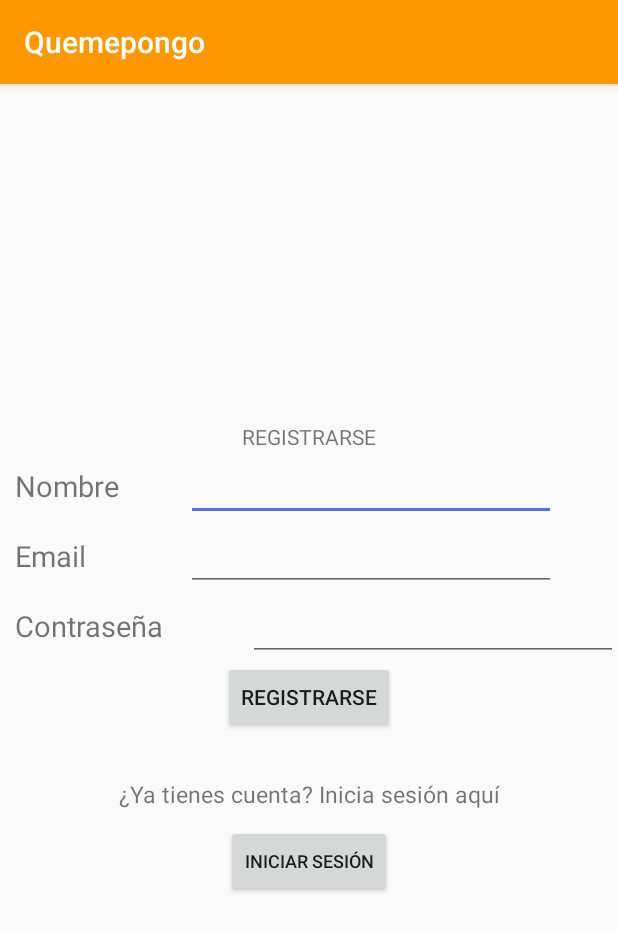
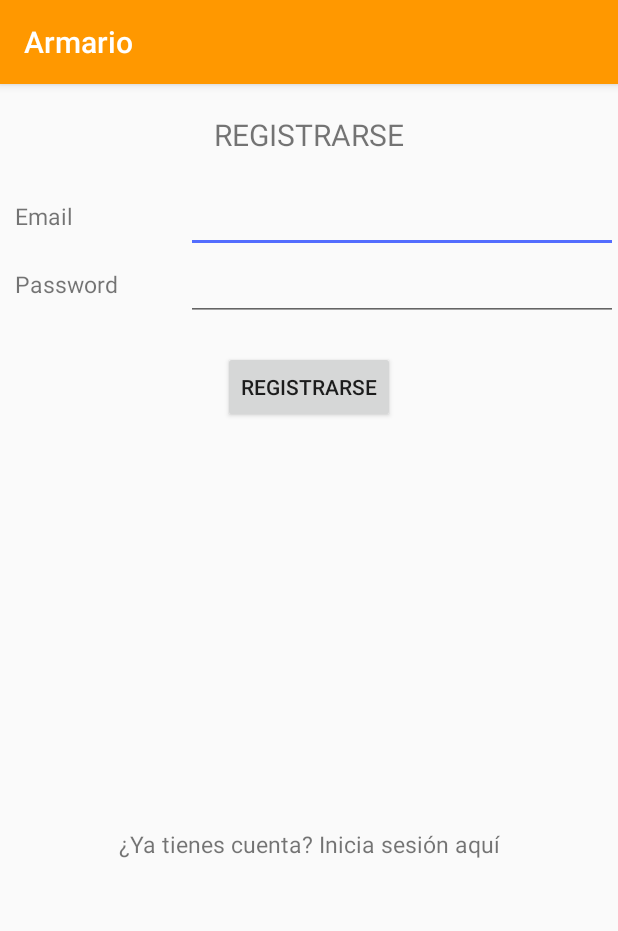
Before and after one commit to javigabbo/Proyecto-fin-de-Modulo, an Android app: the fragment RegistroFragment shown on its own in the app's theme, on a phone screen of 412 x 824 dp. Shown: the top 931 px of the screen. Run offline under Robolectric (Android 15) with nearby library versions, the phone set to English and light mode, and no system bars.

Commit message:
Agregado registro con email y contraseña

```diff
--- a/app/src/main/AndroidManifest.xml
+++ b/app/src/main/AndroidManifest.xml
@@ -3,6 +3,7 @@
     package="com.example.javigabbo.quemepongo">
 
     <!-- To auto-complete the email text field in the login form with the user's emails -->
+    <uses-permission android:name="android.permission.INTERNET"/>
     <uses-permission android:name="android.permission.GET_ACCOUNTS" />
     <uses-permission android:name="android.permission.READ_PROFILE" />
     <uses-permission android:name="android.permission.READ_CONTACTS" />
@@ -10,9 +11,10 @@
     <application
         android:allowBackup="true"
         android:icon="@mipmap/armario"
-        android:label="@string/app_name"
+        android:label="@string/Armario"
         android:supportsRtl="true"
         android:theme="@style/AppTheme">
+
         <activity android:name=".MainActivity">
             <intent-filter>
                 <action android:name="android.intent.action.MAIN" />
--- a/app/src/main/res/layout/fragment_registro.xml
+++ b/app/src/main/res/layout/fragment_registro.xml
@@ -3,42 +3,19 @@
     android:layout_width="match_parent"
     android:layout_height="match_parent"
     android:orientation="vertical"
-    android:gravity="center"
     tools:context="com.example.javigabbo.quemepongo.RegistroFragment">
 
     <TextView
+        android:padding="20dp"
         android:layout_width="match_parent"
         android:layout_height="wrap_content"
         android:text="REGISTRARSE"
-        android:gravity="center"/>
+        android:gravity="center"
+        android:textSize="20dp"/>
 
 
     <LinearLayout
-        android:layout_width="match_parent"
-        android:layout_height="wrap_content"
-        android:orientation="horizontal"
-        android:weightSum="1">
-
-        <TextView
-            android:layout_weight="0.7"
-            android:layout_width="match_parent"
-            android:layout_height="match_parent"
-            android:text="Nombre"
-            android:padding="10dp"
-            android:textSize="19dp"/>
-
-        <EditText
-            android:layout_weight="0.4"
-            android:layout_width="match_parent"
-            android:layout_height="match_parent"
-            android:inputType="textPersonName"
-            android:ems="10"
-            android:id="@+id/etNombre" />
-
-    </LinearLayout>
-
-
-    <LinearLayout
+        android:gravity="center"
         android:layout_width="match_parent"
         android:layout_height="wrap_content"
         android:orientation="horizontal"
@@ -50,50 +27,67 @@
             android:layout_height="match_parent"
             android:text="Email"
             android:padding="10dp"
-            android:textSize="19dp"/>
+            android:textSize="15dp"/>
 
         <EditText
-            android:layout_weight="0.4"
+            android:layout_weight="0.3"
             android:layout_width="match_parent"
             android:layout_height="match_parent"
             android:inputType="textEmailAddress"
             android:ems="10"
-            android:id="@+id/etEmail" />
+            android:id="@+id/etEmailRegistro" />
 
     </LinearLayout>
 
 
     <LinearLayout
+        android:gravity="center"
         android:layout_width="match_parent"
         android:layout_height="wrap_content"
         android:orientation="horizontal"
         android:weightSum="1">
 
         <TextView
-            android:layout_weight="0.6"
+            android:layout_weight="0.7"
             android:layout_width="match_parent"
             android:layout_height="match_parent"
-            android:text="Contraseña"
+            android:text="Password"
             android:padding="10dp"
-            android:textSize="19dp"/>
+            android:textSize="15dp"/>
 
         <EditText
-            android:layout_weight="0.4"
+            android:layout_weight="0.3"
             android:layout_width="match_parent"
             android:layout_height="match_parent"
             android:inputType="textPassword"
             android:ems="10"
-            android:id="@+id/etPassword" />
+            android:id="@+id/etPasswordRegistro" />
 
     </LinearLayout>
 
+    <LinearLayout
+        android:orientation="vertical"
+        android:gravity="center"
+        android:layout_width="match_parent"
+        android:layout_height="wrap_content">
+
         <Button
+            android:id="@+id/btnRegistrarse"
             android:layout_width="wrap_content"
             android:layout_height="wrap_content"
             android:text="Registrarse"
-        android:gravity="center"/>
+            android:gravity="center"
+            android:layout_marginTop="20dp"/>
+    </LinearLayout>
+
+    <LinearLayout
+        android:layout_width="match_parent"
+        android:layout_height="match_parent"
+        android:orientation="vertical"
+        android:gravity="center">
 
         <TextView
+            android:id="@+id/tvIniciarSesion"
             android:layout_width="match_parent"
             android:layout_height="wrap_content"
             android:text="¿Ya tienes cuenta? Inicia sesión aquí"
@@ -101,12 +95,11 @@
             android:textSize="15dp"
             android:gravity="center"
             android:layout_marginTop="20dp"/>
-    <Button
-        android:layout_width="wrap_content"
-        android:layout_height="wrap_content"
-        android:textSize="12dp"
-        android:text="Iniciar Sesión"
-        android:gravity="center"/>
+
+    </LinearLayout>
+
+
+
 
 
 </LinearLayout>
--- a/app/src/main/res/values/strings.xml
+++ b/app/src/main/res/values/strings.xml
@@ -23,4 +23,5 @@
 
     <!-- TODO: Remove or change this placeholder text -->
     <string name="hello_blank_fragment">Hello blank fragment</string>
+    <string name="Armario">Armario</string>
 </resources>
```
Also changed, not shown: app/src/main/java/com/example/javigabbo/quemepongo/Controlador.java (+69 -1 lines), app/src/main/java/com/example/javigabbo/quemepongo/MainActivity.java (+36 -17 lines), app/src/main/res/layout/fragment_login.xml (+3 -7 lines). Lines whose indentation alone changed are shown as unchanged.
